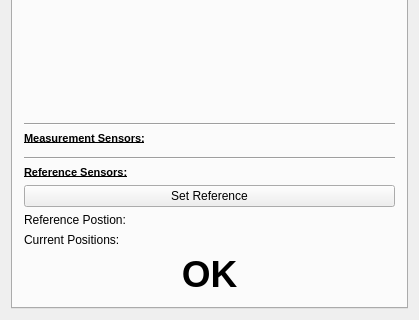
MITK/MITK, file Plugins/org.mitk.gui.qt.igt.app.hummelprotocolmeasurements/src/internal/QmitkIGTTrackingSemiAutomaticMeasurementViewControls.ui: the form before one commit; both pictures show x 0 to 419 and y 611 to 931 of the 419 by 931 pixel window.
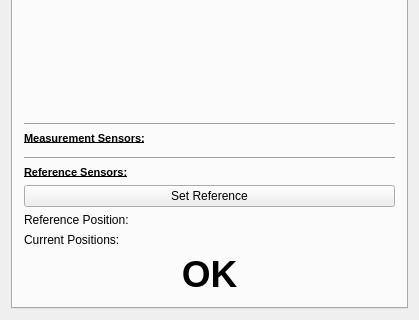
The form after the commit. The open tabs and pages were chosen to show the change. Custom widgets are drawn as their Qt base class.

The edit to the form file:
```diff
--- a/Plugins/org.mitk.gui.qt.igt.app.hummelprotocolmeasurements/src/internal/QmitkIGTTrackingSemiAutomaticMeasurementViewControls.ui
+++ b/Plugins/org.mitk.gui.qt.igt.app.hummelprotocolmeasurements/src/internal/QmitkIGTTrackingSemiAutomaticMeasurementViewControls.ui
@@ -375,7 +375,7 @@
        <item>
         <widget class="QLabel" name="m_ReferencePosAtStart">
          <property name="text">
-          <string>Reference Postion: &lt;none&gt;</string>
+          <string>Reference Position: &lt;none&gt;</string>
          </property>
         </widget>
        </item>
```
